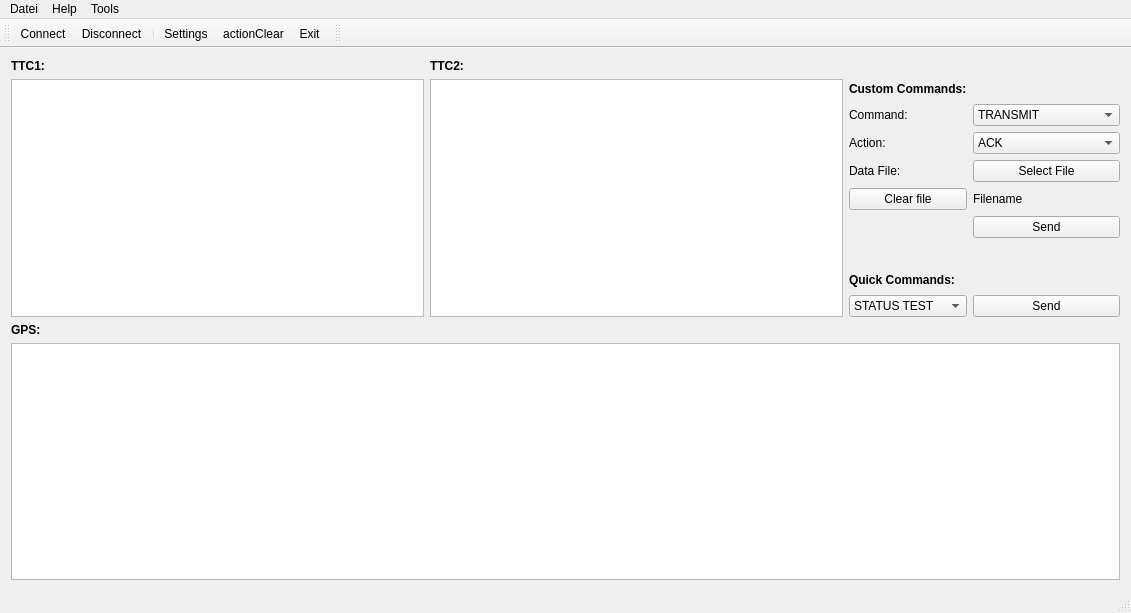
Qt form mainwindow.ui (majestix508/StacieEmu) before a commit.
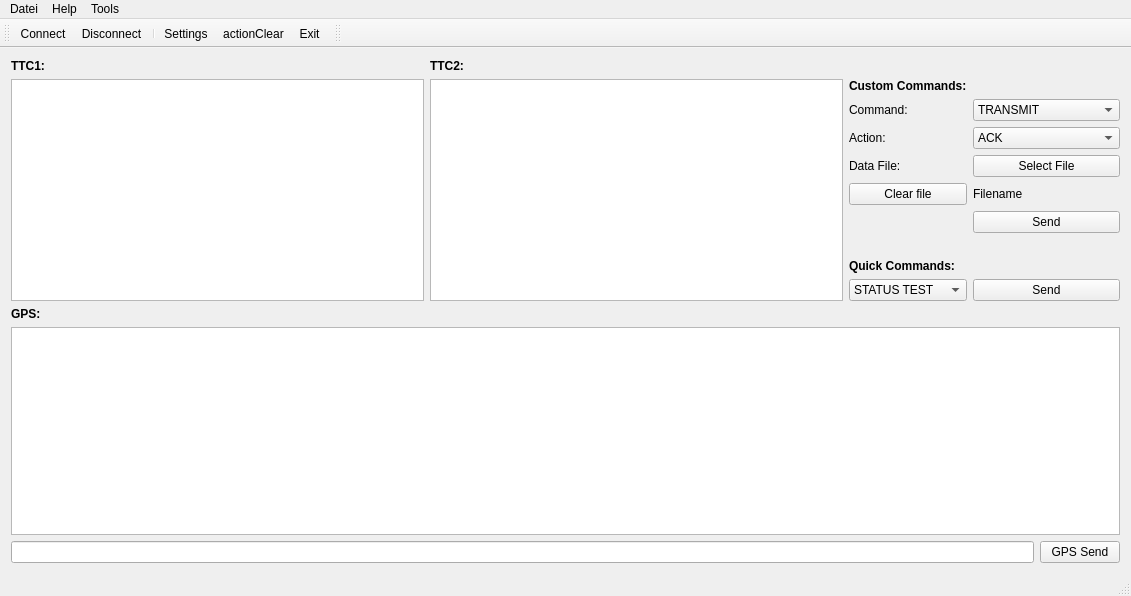
The same form after that commit. Icons and pictures are not drawn. Custom widgets are drawn as their Qt base class.

What changed in the file:
```diff
--- a/mainwindow.ui
+++ b/mainwindow.ui
@@ -7,7 +7,7 @@
     <x>0</x>
     <y>0</y>
     <width>1131</width>
-    <height>613</height>
+    <height>596</height>
    </rect>
   </property>
   <property name="windowTitle">
@@ -234,6 +234,20 @@
       </item>
      </layout>
     </item>
+    <item>
+     <layout class="QHBoxLayout" name="horizontalLayout">
+      <item>
+       <widget class="QLineEdit" name="gpsInputText"/>
+      </item>
+      <item>
+       <widget class="QPushButton" name="gpsSendButton">
+        <property name="text">
+         <string>GPS Send</string>
+        </property>
+       </widget>
+      </item>
+     </layout>
+    </item>
    </layout>
   </widget>
   <widget class="QMenuBar" name="menuBar">
```
Left out of the diff: 2 changed lines with no effect on the pictures.
